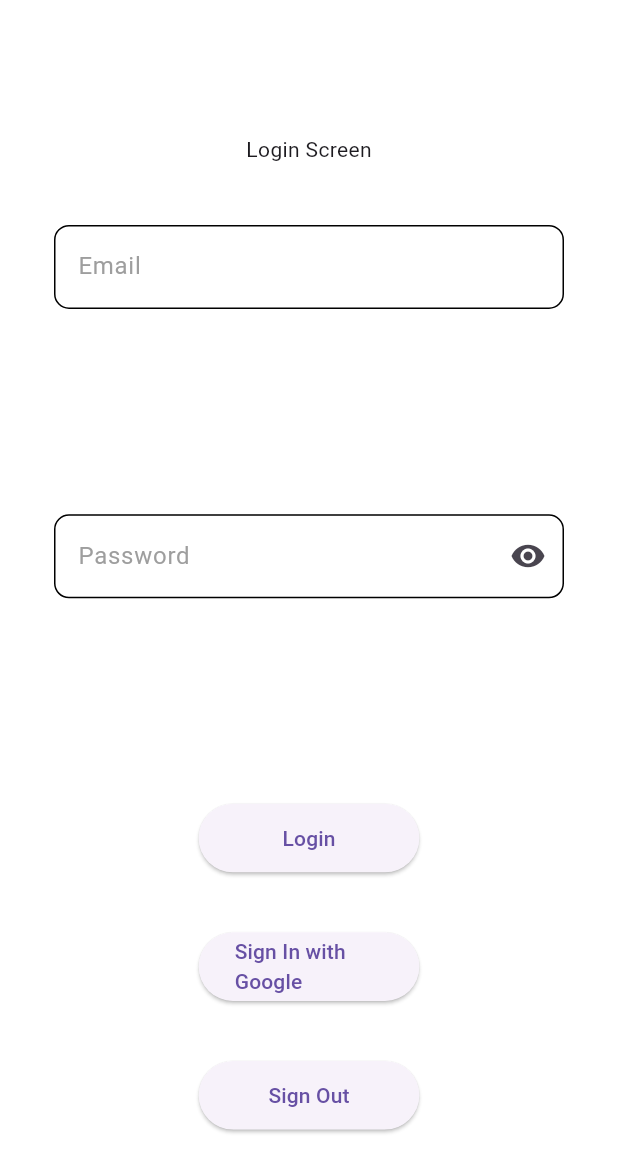
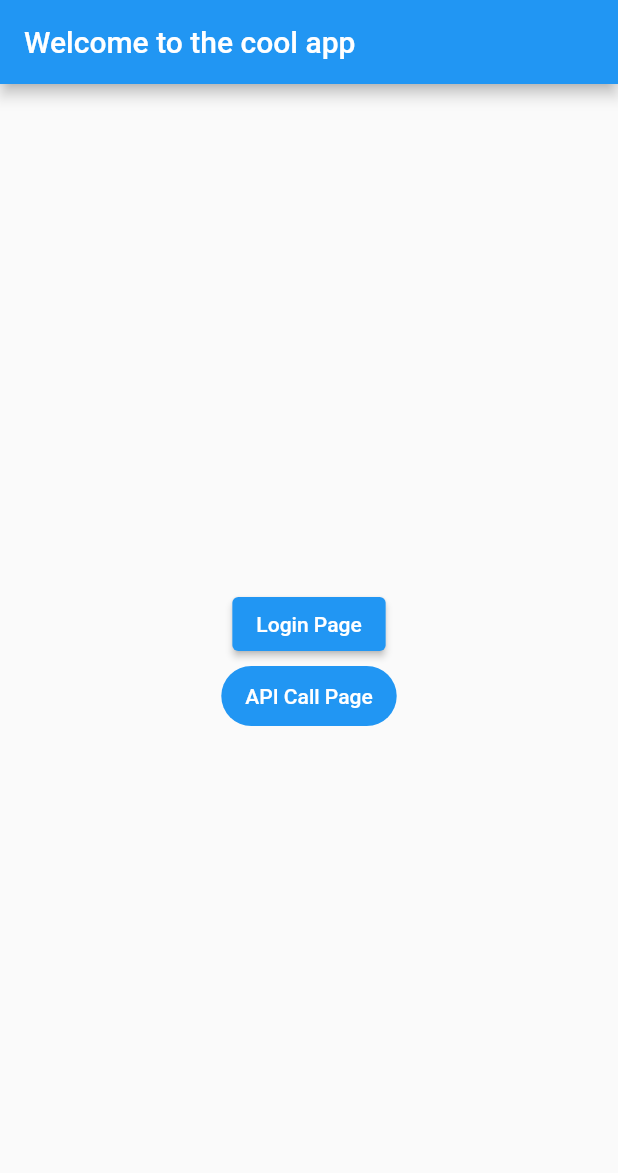
Before and after one commit to MazenTalaat/coolapp, a Flutter app: the screen it shows after launch, on a phone screen of 412 x 824 dp. Shown: the top 1173 px of the screen. Run offline on Flutter 3.47's test engine with Material 3 defaults, Android fonts, the phone set to English and light mode, and no system bars; our stand-ins replace dio, email_validator, firebase_auth, firebase_core, flutter_riverpod, freezed_annotation and 4 more; missing offline and left inert: jumping_dot; accounts and stored records are empty.

Commit message:
Organizing files

```diff
--- /dev/null
+++ b/lib/core/app_router.dart
@@ -0,0 +1,37 @@
+import 'package:coolapp/src/features/auth_mvc/views/auth_success_screen.dart';
+import 'package:coolapp/src/features/auth_mvc/views/auth_view.dart';
+import 'package:coolapp/src/features/intro/views/intro_view.dart';
+import 'package:coolapp/src/features/posts_mvvm/views/posts_view.dart';
+import 'package:go_router/go_router.dart';
+
+enum AppRoute { intro, auth, authSuccess, signUp, posts }
+
+final goRouter = GoRouter(
+  initialLocation: '/intro',
+  debugLogDiagnostics: true,
+  routes: [
+    GoRoute(
+      path: '/intro',
+      name: AppRoute.intro.name,
+      builder: (context, state) => const IntroView(),
+      routes: [
+        GoRoute(
+            path: 'auth',
+            name: AppRoute.auth.name,
+            builder: (context, state) => const AuthView(),
+            routes: [
+              GoRoute(
+                path: 'auth_success',
+                name: AppRoute.authSuccess.name,
+                builder: (context, state) => const AuthSuccessView(),
+              ),
+            ],),
+        GoRoute(
+          path: 'posts',
+          name: AppRoute.posts.name,
+          builder: (context, state) => PostsView(),
+        ),
+      ],
+    ),
+  ],
+);
--- a/lib/locator.dart
+++ b/lib/core/locator.dart
@@ -1,10 +1,14 @@
 import 'package:coolapp/src/features/auth_mvc/repositories/auth_fake.dart';
 import 'package:coolapp/src/features/auth_mvc/repositories/auth_firebase.dart';
 import 'package:get_it/get_it.dart';
+import 'package:shared_preferences/shared_preferences.dart';
 
 final locator = GetIt.instance;
 
-void locatorSetup() {
+Future<void> locatorSetup() async {
+  final sharedPrefs = await SharedPreferences.getInstance();
+  locator.registerSingleton<SharedPreferences>(sharedPrefs);
+
   locator.registerLazySingleton<AuthFake>(() => AuthFake());
   locator.registerLazySingleton<AuthFirebase>(() => AuthFirebase());
 }
--- a/lib/main.dart
+++ b/lib/main.dart
@@ -1,7 +1,7 @@
-import 'package:coolapp/locator.dart';
+import 'package:coolapp/core/locator.dart';
 import 'package:coolapp/old_pages/home_page.dart';
 import 'package:coolapp/old_pages/profile_page.dart';
-import 'package:coolapp/src/core/app_router.dart';
+import 'package:coolapp/core/app_router.dart';
 import 'package:flutter/material.dart';
 import 'package:flutter_localizations/flutter_localizations.dart';
 import 'generated/l10n.dart';
@@ -14,7 +14,7 @@ void main() async {
   await Firebase.initializeApp(
     options: DefaultFirebaseOptions.currentPlatform,
   );
-  locatorSetup();
+  await locatorSetup();
   runApp( const ProviderScope(child: TestApp()));
 }
 
@@ -26,6 +26,7 @@ class TestApp extends StatelessWidget {
     return MaterialApp.router(
       routerConfig: goRouter,
       debugShowCheckedModeBanner: false,
+      theme: ThemeData.light(useMaterial3: false),
     );
   }
 }
--- a/lib/src/core/app_router.dart
+++ /dev/null
@@ -1,22 +0,0 @@
-import 'package:coolapp/src/features/auth_mvc/views/auth_view.dart';
-import 'package:coolapp/src/features/posts_mvvm/views/posts_view.dart';
-import 'package:go_router/go_router.dart';
-
-enum AppRoute { auth, sigUp, posts }
-
-final goRouter = GoRouter(
-  initialLocation: '/auth',
-  debugLogDiagnostics: true,
-  routes: [
-    GoRoute(
-      path: '/auth',
-      name: AppRoute.auth.name,
-      builder: (context, state) => const AuthScreen(),
-    ),
-    GoRoute(
-      path: '/posts',
-      name: AppRoute.posts.name,
-      builder: (context, state) => PostsView(),
-    ),
-  ],
-);
--- a/lib/src/features/auth_mvc/views/auth_view.dart
+++ b/lib/src/features/auth_mvc/views/auth_view.dart
@@ -1,4 +1,4 @@
-import 'package:coolapp/src/core/app_router.dart';
+import 'package:coolapp/core/app_router.dart';
 import 'package:coolapp/src/features/auth_mvc/controllers/auth_controller.dart';
 import 'package:flutter/material.dart';
 import 'package:flutter/services.dart';
@@ -7,8 +7,8 @@ import 'package:go_router/go_router.dart';
 import 'package:jumping_dot/jumping_dot.dart';
 import 'package:email_validator/email_validator.dart';
 
-class AuthScreen extends ConsumerWidget {
-  const AuthScreen({super.key});
+class AuthView extends ConsumerWidget {
+  const AuthView({super.key});
 
   @override
   Widget build(BuildContext context, WidgetRef ref) {
@@ -16,12 +16,15 @@ class AuthScreen extends ConsumerWidget {
     ref.listen(authControllerProvider, (previous, next) {
       if (next.isLoggedIn) {
         print('Logged In');
-        context.goNamed(AppRoute.posts.name);
+        context.goNamed(AppRoute.authSuccess.name);
       }
     });
-    ref.read(authControllerProvider.notifier).isLogged();
     var status = ref.watch(authControllerProvider);
-    return Scaffold(
+    return SafeArea(
+      child: Scaffold(
+        appBar: AppBar(
+          title: const Text("Login Page"),
+        ),
         backgroundColor: Colors.white,
         body: Padding(
           padding: const EdgeInsets.all(10),
@@ -36,7 +39,8 @@ class AuthScreen extends ConsumerWidget {
                 Form(
                   key: ref.watch(authControllerProvider.notifier).mailFormKey,
                   child: Padding(
-                    padding: const EdgeInsets.symmetric(horizontal: 26, vertical: 0),
+                    padding:
+                        const EdgeInsets.symmetric(horizontal: 26, vertical: 0),
                     child: FocusScope(
                       onFocusChange: (value) {
                         if (!value) {
@@ -250,14 +254,17 @@ class AuthScreen extends ConsumerWidget {
                     onPressed: status.isLoading
                         ? null
                         : () {
-                            ref.read(authControllerProvider.notifier).loginUser();
+                            ref
+                                .read(authControllerProvider.notifier)
+                                .loginUser();
                           },
                     child: status.isLoading
                         ? JumpingDots(
                             color: Colors.black,
                             radius: 7,
                             numberOfDots: 3,
-                            animationDuration: const Duration(milliseconds: 200),
+                            animationDuration:
+                                const Duration(milliseconds: 200),
                             verticalOffset: -10,
                           )
                         : const Text('Login'),
@@ -270,37 +277,20 @@ class AuthScreen extends ConsumerWidget {
                     onPressed: status.isLoading
                         ? null
                         : () {
-                      ref.read(authControllerProvider.notifier).signInWithGoogle();
+                            ref
+                                .read(authControllerProvider.notifier)
+                                .signInWithGoogle();
                           },
                     child: status.isLoading
                         ? JumpingDots(
                             color: Colors.black,
                             radius: 7,
                             numberOfDots: 3,
-                      animationDuration: const Duration(milliseconds: 200),
+                            animationDuration:
+                                const Duration(milliseconds: 200),
                             verticalOffset: -10,
                           )
                         : const Text('Sign In with Google'),
-                  ),
-                ),
-                SizedBox(
-                  width: screenDimensions.width / 2.8,
-                  height: screenDimensions.height / 18,
-                  child: ElevatedButton(
-                    onPressed: status.isLoading
-                        ? null
-                        : () {
-                      ref.read(authControllerProvider.notifier).signOut();
-                    },
-                    child: status.isLoading
-                        ? JumpingDots(
-                      color: Colors.black,
-                      radius: 7,
-                      numberOfDots: 3,
-                      animationDuration: const Duration(milliseconds: 200),
-                      verticalOffset: -10,
-                    )
-                        : const Text('Sign Out'),
                   ),
                 ),
                 Text(status.error),
@@ -308,6 +298,7 @@ class AuthScreen extends ConsumerWidget {
             ),
           ),
         ),
+      ),
     );
   }
 }
--- /dev/null
+++ b/lib/src/features/intro/views/intro_view.dart
@@ -0,0 +1,44 @@
+import 'package:coolapp/core/app_router.dart';
+import 'package:coolapp/src/features/auth_mvc/controllers/auth_controller.dart';
+import 'package:flutter/material.dart';
+import 'package:flutter_riverpod/flutter_riverpod.dart';
+import 'package:go_router/go_router.dart';
+
+class IntroView extends ConsumerWidget {
+  const IntroView({super.key});
+
+  @override
+  Widget build(BuildContext context, WidgetRef ref) {
+    return SafeArea(
+      child: Scaffold(
+        appBar: AppBar(
+          title: const Text("Welcome to the cool app"),
+        ),
+        body: Center(
+          child: Column(
+            mainAxisAlignment: MainAxisAlignment.center,
+            children: [
+              ElevatedButton(
+                onPressed: () {
+                  if (ref.watch(authControllerProvider.notifier).isLogged()) {
+                    debugPrint('Logged In');
+                    context.goNamed(AppRoute.authSuccess.name);
+                  } else {
+                    context.goNamed(AppRoute.auth.name);
+                  }
+                },
+                child: const Text("Login Page"),
+              ),
+              FilledButton(
+                onPressed: () {
+                  context.goNamed(AppRoute.posts.name);
+                },
+                child: const Text("API Call Page"),
+              ),
+            ],
+          ),
+        ),
+      ),
+    );
+  }
+}
```
Also changed, not shown: lib/src/features/auth_mvc/controllers/auth_controller.dart (+12 -6 lines), lib/src/features/auth_mvc/views/auth_success_screen.dart (added, +57 -0 lines), lib/src/features/posts_mvvm/view_models/posts_view_model.dart (+0 -9 lines), lib/src/features/posts_mvvm/views/posts_view.dart (+3 -42 lines), pubspec.lock. Lines whose indentation alone changed are shown as unchanged.
